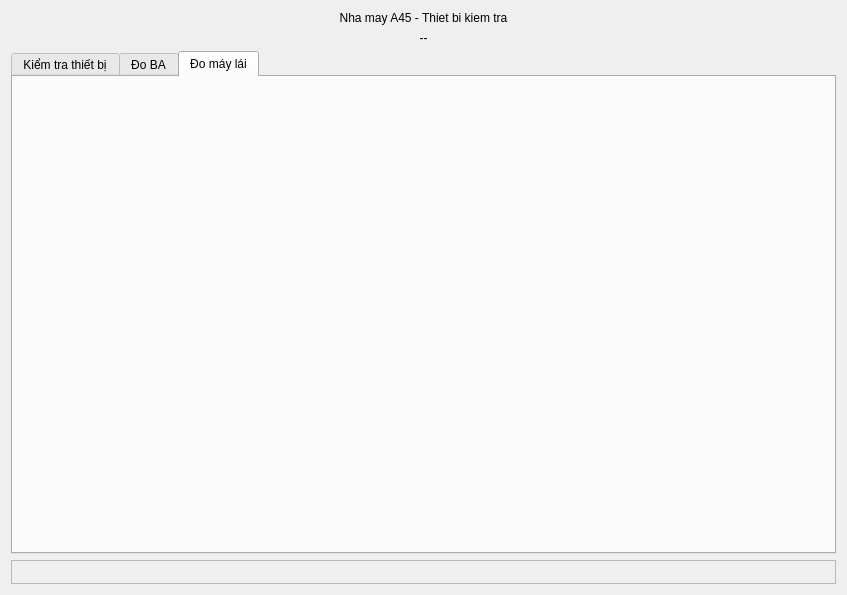
Before: the Qt Designer form mainwindow.ui in kimphg/RapsPiA45, drawn with Qt 5.
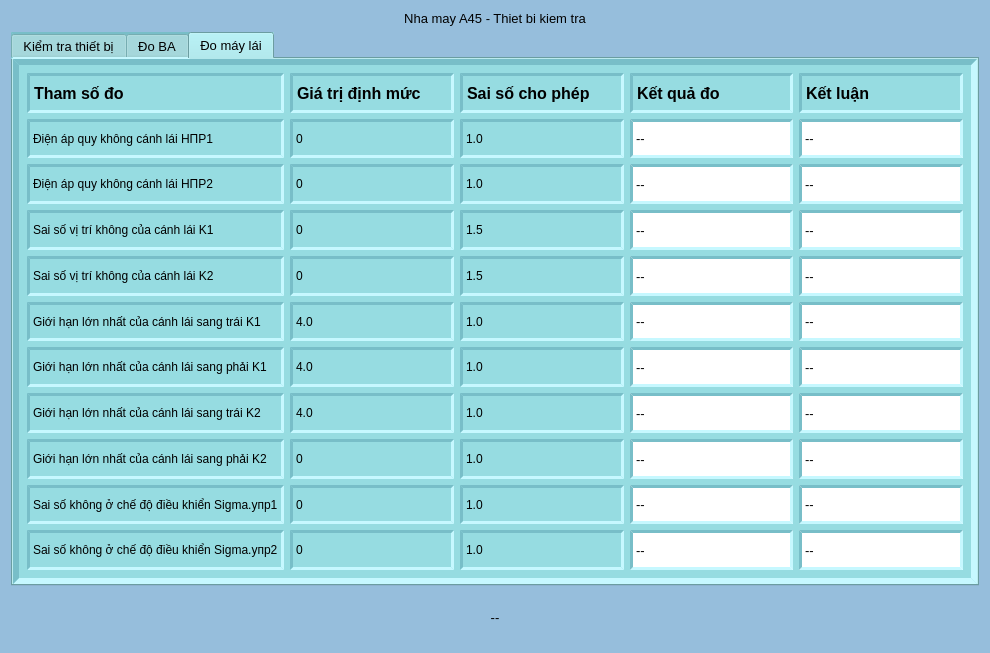
After: the same form once the commit is applied. The open tabs and pages were chosen to show the change.

Patch:
```diff
--- a/mainwindow.ui
+++ b/mainwindow.ui
@@ -6,56 +6,52 @@
    <rect>
     <x>0</x>
     <y>0</y>
-    <width>847</width>
-    <height>595</height>
+    <width>990</width>
+    <height>653</height>
    </rect>
   </property>
+  <property name="font">
+   <font>
+    <pointsize>12</pointsize>
+    <weight>75</weight>
+    <bold>true</bold>
+   </font>
+  </property>
   <property name="windowTitle">
    <string>MainWindow</string>
   </property>
+  <property name="styleSheet">
+   <string notr="true">background-color: rgb(150, 190, 220);</string>
+  </property>
   <widget class="QWidget" name="centralWidget">
    <layout class="QGridLayout" name="gridLayout">
-    <item row="3" column="0">
-     <widget class="QFrame" name="frame">
-      <property name="frameShape">
-       <enum>QFrame::StyledPanel</enum>
-      </property>
-      <property name="frameShadow">
-       <enum>QFrame::Raised</enum>
-      </property>
-      <layout class="QGridLayout" name="gridLayout_2"/>
-     </widget>
-    </item>
-    <item row="0" column="0">
-     <widget class="QLabel" name="label">
-      <property name="sizePolicy">
-       <sizepolicy hsizetype="Minimum" vsizetype="Fixed">
-        <horstretch>0</horstretch>
-        <verstretch>0</verstretch>
-       </sizepolicy>
-      </property>
-      <property name="text">
-       <string>Nha may A45 - Thiet bi kiem tra</string>
-      </property>
-      <property name="alignment">
-       <set>Qt::AlignCenter</set>
-      </property>
-     </widget>
-    </item>
-    <item row="1" column="0">
-     <widget class="QLabel" name="label_message">
-      <property name="text">
-       <string>--</string>
-      </property>
-      <property name="alignment">
-       <set>Qt::AlignCenter</set>
-      </property>
-     </widget>
-    </item>
     <item row="2" column="0">
      <widget class="QTabWidget" name="tabWidget">
+      <property name="font">
+       <font>
+        <pointsize>10</pointsize>
+       </font>
+      </property>
+      <property name="autoFillBackground">
+       <bool>false</bool>
+      </property>
+      <property name="styleSheet">
+       <string notr="true">background-color:  rgb(150, 220, 225);
+border-style: inset;
+border-width: 3px;
+border-color: rgb(120, 190, 200);</string>
+      </property>
       <property name="currentIndex">
-       <number>1</number>
+       <number>0</number>
+      </property>
+      <property name="elideMode">
+       <enum>Qt::ElideMiddle</enum>
+      </property>
+      <property name="documentMode">
+       <bool>false</bool>
+      </property>
+      <property name="tabBarAutoHide">
+       <bool>false</bool>
       </property>
       <widget class="QWidget" name="tab">
        <attribute name="title">
@@ -733,9 +729,708 @@
        <attribute name="title">
         <string>Đo máy lái</string>
        </attribute>
+       <layout class="QGridLayout" name="gridLayout_2">
+        <item row="4" column="4">
+         <widget class="QLabel" name="label_mlkl_4">
+          <property name="font">
+           <font>
+            <pointsize>10</pointsize>
+           </font>
+          </property>
+          <property name="autoFillBackground">
+           <bool>false</bool>
+          </property>
+          <property name="styleSheet">
+           <string notr="true">background-color: rgb(255, 255, 255);</string>
+          </property>
+          <property name="text">
+           <string>--</string>
+          </property>
+         </widget>
+        </item>
+        <item row="3" column="4">
+         <widget class="QLabel" name="label_mlkl_3">
+          <property name="font">
+           <font>
+            <pointsize>10</pointsize>
+           </font>
+          </property>
+          <property name="autoFillBackground">
+           <bool>false</bool>
+          </property>
+          <property name="styleSheet">
+           <string notr="true">background-color: rgb(255, 255, 255);</string>
+          </property>
+          <property name="text">
+           <string>--</string>
+          </property>
+         </widget>
+        </item>
+        <item row="2" column="4">
+         <widget class="QLabel" name="label_mlkl_2">
+          <property name="font">
+           <font>
+            <pointsize>10</pointsize>
+           </font>
+          </property>
+          <property name="autoFillBackground">
+           <bool>false</bool>
+          </property>
+          <property name="styleSheet">
+           <string notr="true">background-color: rgb(255, 255, 255);</string>
+          </property>
+          <property name="text">
+           <string>--</string>
+          </property>
+         </widget>
+        </item>
+        <item row="9" column="3">
+         <widget class="QLabel" name="label_mlkq_9">
+          <property name="font">
+           <font>
+            <pointsize>10</pointsize>
+           </font>
+          </property>
+          <property name="autoFillBackground">
+           <bool>false</bool>
+          </property>
+          <property name="styleSheet">
+           <string notr="true">background-color: rgb(255, 255, 255);</string>
+          </property>
+          <property name="text">
+           <string>--</string>
+          </property>
+         </widget>
+        </item>
+        <item row="0" column="0">
+         <widget class="QLabel" name="label_38">
+          <property name="font">
+           <font>
+            <pointsize>12</pointsize>
+            <weight>75</weight>
+            <bold>true</bold>
+           </font>
+          </property>
+          <property name="text">
+           <string>Tham số đo</string>
+          </property>
+          <property name="textFormat">
+           <enum>Qt::PlainText</enum>
+          </property>
+         </widget>
+        </item>
+        <item row="0" column="1">
+         <widget class="QLabel" name="label_37">
+          <property name="font">
+           <font>
+            <pointsize>12</pointsize>
+            <weight>75</weight>
+            <bold>true</bold>
+           </font>
+          </property>
+          <property name="text">
+           <string>Giá trị định mức</string>
+          </property>
+          <property name="textFormat">
+           <enum>Qt::PlainText</enum>
+          </property>
+         </widget>
+        </item>
+        <item row="0" column="2">
+         <widget class="QLabel" name="label_36">
+          <property name="font">
+           <font>
+            <pointsize>12</pointsize>
+            <weight>75</weight>
+            <bold>true</bold>
+           </font>
+          </property>
+          <property name="text">
+           <string>Sai số cho phép</string>
+          </property>
+          <property name="textFormat">
+           <enum>Qt::PlainText</enum>
+          </property>
+         </widget>
+        </item>
+        <item row="0" column="3">
+         <widget class="QLabel" name="label_mlkq">
+          <property name="font">
+           <font>
+            <pointsize>12</pointsize>
+            <weight>75</weight>
+            <bold>true</bold>
+           </font>
+          </property>
+          <property name="text">
+           <string>Kết quả đo</string>
+          </property>
+          <property name="textFormat">
+           <enum>Qt::PlainText</enum>
+          </property>
+         </widget>
+        </item>
+        <item row="0" column="4">
+         <widget class="QLabel" name="label_mlkl">
+          <property name="font">
+           <font>
+            <pointsize>12</pointsize>
+            <weight>75</weight>
+            <bold>true</bold>
+           </font>
+          </property>
+          <property name="text">
+           <string>Kết luận</string>
+          </property>
+          <property name="textFormat">
+           <enum>Qt::PlainText</enum>
+          </property>
+         </widget>
+        </item>
+        <item row="1" column="3">
+         <widget class="QLabel" name="label_mlkq_1">
+          <property name="font">
+           <font>
+            <pointsize>10</pointsize>
+           </font>
+          </property>
+          <property name="autoFillBackground">
+           <bool>false</bool>
+          </property>
+          <property name="styleSheet">
+           <string notr="true">background-color: rgb(255, 255, 255);</string>
+          </property>
+          <property name="text">
+           <string>--</string>
+          </property>
+         </widget>
+        </item>
+        <item row="1" column="4">
+         <widget class="QLabel" name="label_mlkl_1">
+          <property name="font">
+           <font>
+            <pointsize>10</pointsize>
+           </font>
+          </property>
+          <property name="autoFillBackground">
+           <bool>false</bool>
+          </property>
+          <property name="styleSheet">
+           <string notr="true">background-color: rgb(255, 255, 255);</string>
+          </property>
+          <property name="text">
+           <string>--</string>
+          </property>
+         </widget>
+        </item>
+        <item row="2" column="3">
+         <widget class="QLabel" name="label_mlkq_2">
+          <property name="font">
+           <font>
+            <pointsize>10</pointsize>
+           </font>
+          </property>
+          <property name="autoFillBackground">
+           <bool>false</bool>
+          </property>
+          <property name="styleSheet">
+           <string notr="true">background-color: rgb(255, 255, 255);</string>
+          </property>
+          <property name="text">
+           <string>--</string>
+          </property>
+         </widget>
+        </item>
+        <item row="3" column="3">
+         <widget class="QLabel" name="label_mlkq_3">
+          <property name="font">
+           <font>
+            <pointsize>10</pointsize>
+           </font>
+          </property>
+          <property name="autoFillBackground">
+           <bool>false</bool>
+          </property>
+          <property name="styleSheet">
+           <string notr="true">background-color: rgb(255, 255, 255);</string>
+          </property>
+          <property name="text">
+           <string>--</string>
+          </property>
+         </widget>
+        </item>
+        <item row="4" column="3">
+         <widget class="QLabel" name="label_mlkq_4">
+          <property name="font">
+           <font>
+            <pointsize>10</pointsize>
+           </font>
+          </property>
+          <property name="autoFillBackground">
+           <bool>false</bool>
+          </property>
+          <property name="styleSheet">
+           <string notr="true">background-color: rgb(255, 255, 255);</string>
+          </property>
+          <property name="text">
+           <string>--</string>
+          </property>
+         </widget>
+        </item>
+        <item row="5" column="3">
+         <widget class="QLabel" name="label_mlkq_5">
+          <property name="font">
+           <font>
+            <pointsize>10</pointsize>
+           </font>
+          </property>
+          <property name="autoFillBackground">
+           <bool>false</bool>
+          </property>
+          <property name="styleSheet">
+           <string notr="true">background-color: rgb(255, 255, 255);</string>
+          </property>
+          <property name="text">
+           <string>--</string>
+          </property>
+         </widget>
+        </item>
+        <item row="6" column="3">
+         <widget class="QLabel" name="label_mlkq_6">
+          <property name="font">
+           <font>
+            <pointsize>10</pointsize>
+           </font>
+          </property>
+          <property name="autoFillBackground">
+           <bool>false</bool>
+          </property>
+          <property name="styleSheet">
+           <string notr="true">background-color: rgb(255, 255, 255);</string>
+          </property>
+          <property name="text">
+           <string>--</string>
+          </property>
+         </widget>
+        </item>
+        <item row="7" column="3">
+         <widget class="QLabel" name="label_mlkq_7">
+          <property name="font">
+           <font>
+            <pointsize>10</pointsize>
+           </font>
+          </property>
+          <property name="autoFillBackground">
+           <bool>false</bool>
+          </property>
+          <property name="styleSheet">
+           <string notr="true">background-color: rgb(255, 255, 255);</string>
+          </property>
+          <property name="text">
+           <string>--</string>
+          </property>
+         </widget>
+        </item>
+        <item row="8" column="3">
+         <widget class="QLabel" name="label_mlkq_8">
+          <property name="font">
+           <font>
+            <pointsize>10</pointsize>
+           </font>
+          </property>
+          <property name="autoFillBackground">
+           <bool>false</bool>
+          </property>
+          <property name="styleSheet">
+           <string notr="true">background-color: rgb(255, 255, 255);</string>
+          </property>
+          <property name="text">
+           <string>--</string>
+          </property>
+         </widget>
+        </item>
+        <item row="5" column="4">
+         <widget class="QLabel" name="label_mlkl_5">
+          <property name="font">
+           <font>
+            <pointsize>10</pointsize>
+           </font>
+          </property>
+          <property name="autoFillBackground">
+           <bool>false</bool>
+          </property>
+          <property name="styleSheet">
+           <string notr="true">background-color: rgb(255, 255, 255);</string>
+          </property>
+          <property name="text">
+           <string>--</string>
+          </property>
+         </widget>
+        </item>
+        <item row="6" column="4">
+         <widget class="QLabel" name="label_mlkl_6">
+          <property name="font">
+           <font>
+            <pointsize>10</pointsize>
+           </font>
+          </property>
+          <property name="autoFillBackground">
+           <bool>false</bool>
+          </property>
+          <property name="styleSheet">
+           <string notr="true">background-color: rgb(255, 255, 255);</string>
+          </property>
+          <property name="text">
+           <string>--</string>
+          </property>
+         </widget>
+        </item>
+        <item row="7" column="4">
+         <widget class="QLabel" name="label_mlkl_7">
+          <property name="font">
+           <font>
+            <pointsize>10</pointsize>
+           </font>
+          </property>
+          <property name="autoFillBackground">
+           <bool>false</bool>
+          </property>
+          <property name="styleSheet">
+           <string notr="true">background-color: rgb(255, 255, 255);</string>
+          </property>
+          <property name="text">
+           <string>--</string>
+          </property>
+         </widget>
+        </item>
+        <item row="8" column="4">
+         <widget class="QLabel" name="label_mlkl_8">
+          <property name="font">
+           <font>
+            <pointsize>10</pointsize>
+           </font>
+          </property>
+          <property name="autoFillBackground">
+           <bool>false</bool>
+          </property>
+          <property name="styleSheet">
+           <string notr="true">background-color: rgb(255, 255, 255);</string>
+          </property>
+          <property name="text">
+           <string>--</string>
+          </property>
+         </widget>
+        </item>
+        <item row="9" column="4">
+         <widget class="QLabel" name="label_mlkl_9">
+          <property name="font">
+           <font>
+            <pointsize>10</pointsize>
+           </font>
+          </property>
+          <property name="autoFillBackground">
+           <bool>false</bool>
+          </property>
+          <property name="styleSheet">
+           <string notr="true">background-color: rgb(255, 255, 255);</string>
+          </property>
+          <property name="text">
+           <string>--</string>
+          </property>
+         </widget>
+        </item>
+        <item row="1" column="0">
+         <widget class="QLabel" name="label_40">
+          <property name="text">
+           <string>Điện áp quy không cánh lái НПР1</string>
+          </property>
+         </widget>
+        </item>
+        <item row="2" column="0">
+         <widget class="QLabel" name="label_41">
+          <property name="text">
+           <string>Điện áp quy không cánh lái НПР2</string>
+          </property>
+         </widget>
+        </item>
+        <item row="3" column="0">
+         <widget class="QLabel" name="label_42">
+          <property name="text">
+           <string>Sai số vị trí không của cánh lái K1</string>
+          </property>
+         </widget>
+        </item>
+        <item row="4" column="0">
+         <widget class="QLabel" name="label_43">
+          <property name="text">
+           <string>Sai số vị trí không của cánh lái K2</string>
+          </property>
+         </widget>
+        </item>
+        <item row="5" column="0">
+         <widget class="QLabel" name="label_44">
+          <property name="text">
+           <string>Giới hạn lớn nhất của cánh lái sang trái K1</string>
+          </property>
+         </widget>
+        </item>
+        <item row="6" column="0">
+         <widget class="QLabel" name="label_45">
+          <property name="text">
+           <string>Giới hạn lớn nhất của cánh lái sang phải K1</string>
+          </property>
+         </widget>
+        </item>
+        <item row="7" column="0">
+         <widget class="QLabel" name="label_46">
+          <property name="text">
+           <string>Giới hạn lớn nhất của cánh lái sang trái K2</string>
+          </property>
+         </widget>
+        </item>
+        <item row="8" column="0">
+         <widget class="QLabel" name="label_47">
+          <property name="text">
+           <string>Giới hạn lớn nhất của cánh lái sang phải K2</string>
+          </property>
+         </widget>
+        </item>
+        <item row="9" column="0">
+         <widget class="QLabel" name="label_48">
+          <property name="text">
+           <string>Sai số không ở chế độ điều khiển Sigma.упр1</string>
+          </property>
+         </widget>
+        </item>
+        <item row="1" column="1">
+         <widget class="QLabel" name="label_49">
+          <property name="text">
+           <string>0</string>
+          </property>
+         </widget>
+        </item>
+        <item row="2" column="1">
+         <widget class="QLabel" name="label_50">
+          <property name="text">
+           <string>0</string>
+          </property>
+         </widget>
+        </item>
+        <item row="3" column="1">
+         <widget class="QLabel" name="label_51">
+          <property name="text">
+           <string>0</string>
+          </property>
+         </widget>
+        </item>
+        <item row="4" column="1">
+         <widget class="QLabel" name="label_52">
+          <property name="text">
+           <string>0</string>
+          </property>
+         </widget>
+        </item>
+        <item row="5" column="1">
+         <widget class="QLabel" name="label_53">
+          <property name="text">
+           <string>4.0</string>
+          </property>
+         </widget>
+        </item>
+        <item row="6" column="1">
+         <widget class="QLabel" name="label_54">
+          <property name="text">
+           <string>4.0</string>
+          </property>
+         </widget>
+        </item>
+        <item row="7" column="1">
+         <widget class="QLabel" name="label_55">
+          <property name="text">
+           <string>4.0</string>
+          </property>
+         </widget>
+        </item>
+        <item row="1" column="2">
+         <widget class="QLabel" name="label_58">
+          <property name="text">
+           <string>1.0</string>
+          </property>
+         </widget>
+        </item>
+        <item row="8" column="1">
+         <widget class="QLabel" name="label_56">
+          <property name="text">
+           <string>0</string>
+          </property>
+         </widget>
+        </item>
+        <item row="9" column="1">
+         <widget class="QLabel" name="label_57">
+          <property name="text">
+           <string>0</string>
+          </property>
+         </widget>
+        </item>
+        <item row="2" column="2">
+         <widget class="QLabel" name="label_59">
+          <property name="text">
+           <string>1.0</string>
+          </property>
+         </widget>
+        </item>
+        <item row="3" column="2">
+         <widget class="QLabel" name="label_60">
+          <property name="text">
+           <string>1.5</string>
+          </property>
+         </widget>
+        </item>
+        <item row="4" column="2">
+         <widget class="QLabel" name="label_61">
+          <property name="text">
+           <string>1.5</string>
+          </property>
+         </widget>
+        </item>
+        <item row="5" column="2">
+         <widget class="QLabel" name="label_62">
+          <property name="text">
+           <string>1.0</string>
+          </property>
+         </widget>
+        </item>
+        <item row="6" column="2">
+         <widget class="QLabel" name="label_63">
+          <property name="text">
+           <string>1.0</string>
+          </property>
+         </widget>
+        </item>
+        <item row="7" column="2">
+         <widget class="QLabel" name="label_64">
+          <property name="text">
+           <string>1.0</string>
+          </property>
+         </widget>
+        </item>
+        <item row="8" column="2">
+         <widget class="QLabel" name="label_65">
+          <property name="text">
+           <string>1.0</string>
+          </property>
+         </widget>
+        </item>
+        <item row="9" column="2">
+         <widget class="QLabel" name="label_66">
+          <property name="text">
+           <string>1.0</string>
+          </property>
+         </widget>
+        </item>
+        <item row="10" column="0">
+         <widget class="QLabel" name="label_67">
+          <property name="text">
+           <string>Sai số không ở chế độ điều khiển Sigma.упр2</string>
+          </property>
+         </widget>
+        </item>
+        <item row="10" column="1">
+         <widget class="QLabel" name="label_68">
+          <property name="text">
+           <string>0</string>
+          </property>
+         </widget>
+        </item>
+        <item row="10" column="2">
+         <widget class="QLabel" name="label_69">
+          <property name="text">
+           <string>1.0</string>
+          </property>
+         </widget>
+        </item>
+        <item row="10" column="3">
+         <widget class="QLabel" name="label_mlkq_10">
+          <property name="font">
+           <font>
+            <pointsize>10</pointsize>
+           </font>
+          </property>
+          <property name="autoFillBackground">
+           <bool>false</bool>
+          </property>
+          <property name="styleSheet">
+           <string notr="true">background-color: rgb(255, 255, 255);</string>
+          </property>
+          <property name="text">
+           <string>--</string>
+          </property>
+         </widget>
+        </item>
+        <item row="10" column="4">
+         <widget class="QLabel" name="label_mlkl_10">
+          <property name="font">
+           <font>
+            <pointsize>10</pointsize>
+           </font>
+          </property>
+          <property name="autoFillBackground">
+           <bool>false</bool>
+          </property>
+          <property name="styleSheet">
+           <string notr="true">background-color: rgb(255, 255, 255);</string>
+          </property>
+          <property name="text">
+           <string>--</string>
+          </property>
+         </widget>
+        </item>
+       </layout>
       </widget>
      </widget>
     </item>
+    <item row="0" column="0">
+     <widget class="QLabel" name="label">
+      <property name="sizePolicy">
+       <sizepolicy hsizetype="Minimum" vsizetype="Fixed">
+        <horstretch>0</horstretch>
+        <verstretch>0</verstretch>
+       </sizepolicy>
+      </property>
+      <property name="font">
+       <font>
+        <pointsize>10</pointsize>
+       </font>
+      </property>
+      <property name="text">
+       <string>Nha may A45 - Thiet bi kiem tra</string>
+      </property>
+      <property name="alignment">
+       <set>Qt::AlignCenter</set>
+      </property>
+     </widget>
+    </item>
+    <item row="3" column="0">
+     <widget class="QLabel" name="label_message">
+      <property name="minimumSize">
+       <size>
+        <width>0</width>
+        <height>50</height>
+       </size>
+      </property>
+      <property name="font">
+       <font>
+        <pointsize>10</pointsize>
+       </font>
+      </property>
+      <property name="text">
+       <string>--</string>
+      </property>
+      <property name="alignment">
+       <set>Qt::AlignCenter</set>
+      </property>
+     </widget>
+    </item>
    </layout>
   </widget>
  </widget>
```
Left out of the diff: 438 changed lines with no effect on the pictures.
